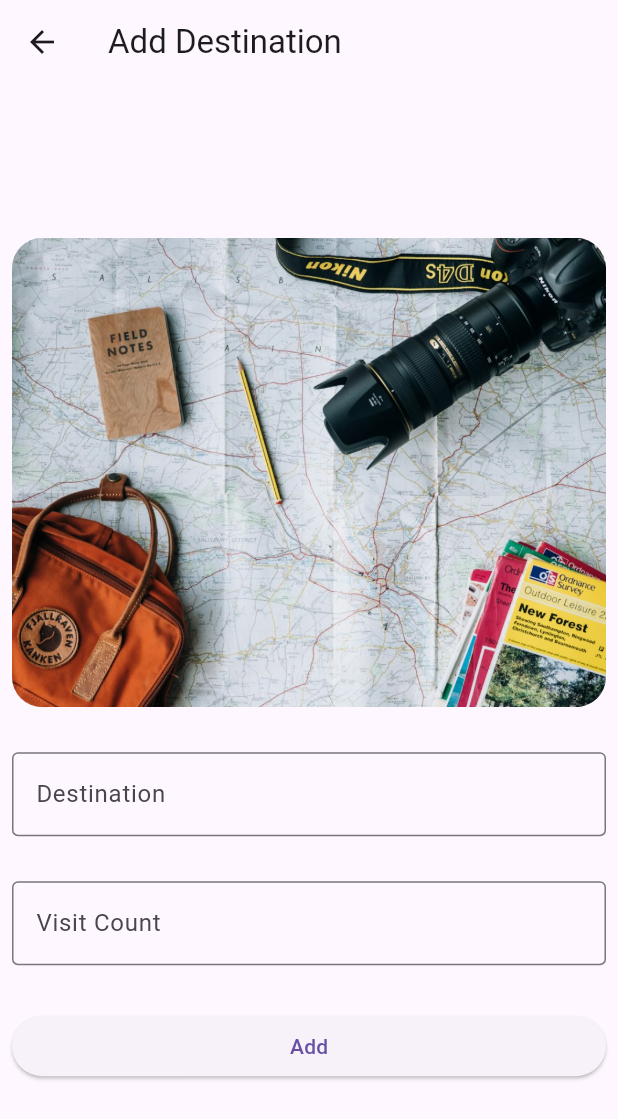
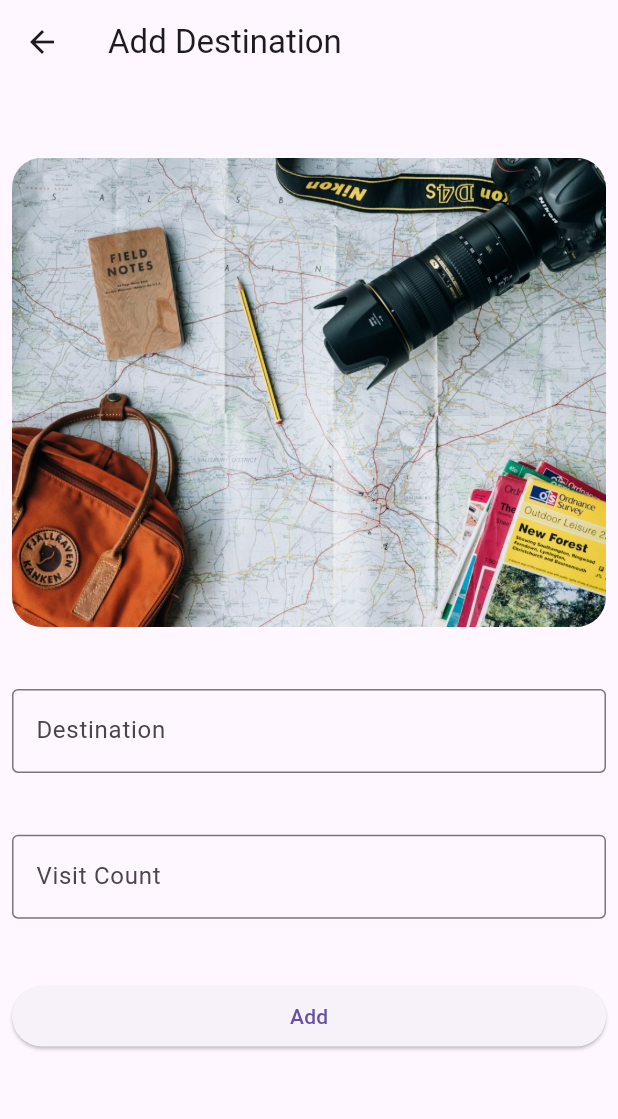
Before and after one commit to yasinertekin/Destination-Tracker, a Flutter app: the AddDestinationView screen opened by its route, on a phone screen of 412 x 824 dp. Shown: the top 1119 px of the screen. Run offline on Flutter 3.47's test engine with Material 3 defaults, Android fonts, the light colour scheme and no system bars; our stand-ins replace auto_route, equatable, shared_preferences; accounts and stored records are empty.

Commit message:
Add custom sized box and destination image widget

```diff
--- a/lib/feature/add_destination/view/add_destination_view.dart
+++ b/lib/feature/add_destination/view/add_destination_view.dart
@@ -5,9 +5,11 @@ import 'package:shared_preferences_case/feature/add_destination/mixin/add_destin
 import 'package:shared_preferences_case/feature/visited/view_model/visited_view_model.dart';
 import 'package:shared_preferences_case/product/core/constants/string_constants.dart';
 import 'package:shared_preferences_case/product/model/destination.dart';
+import 'package:shared_preferences_case/product/widget/custom_sized_box.dart';
 
 part 'widget/add_destination_app_bar.dart';
 part 'widget/add_destination_button.dart';
+part 'widget/add_destination_image.dart';
 part 'widget/custom_text_form_field.dart';
 
 @RoutePage()
@@ -26,15 +28,15 @@ final class AddDestinationView extends StatelessWidget
         key: globalKey,
         child: Padding(
           padding: const EdgeInsets.all(8),
-          child: Column(
-            mainAxisAlignment: MainAxisAlignment.center,
+          child: ListView(
             children: [
+              const CustomSizedBox(),
               const _AddDestinationImage(),
-              const SizedBox(height: 30),
+              const CustomSizedBox(),
               CustomTextFormField(
                 controller: nameController,
               ),
-              const SizedBox(height: 30),
+              const CustomSizedBox(),
               CustomTextFormField(
                 controller: visitCountController,
                 textInputAction: TextInputAction.done,
@@ -42,7 +44,7 @@ final class AddDestinationView extends StatelessWidget
                 validatorText: 'Please enter a visit count',
                 keyboardType: TextInputType.number,
               ),
-              const SizedBox(height: 30),
+              const CustomSizedBox(),
               _AddDestinationButton(
                 globalKey: globalKey,
                 nameController: nameController,
@@ -55,17 +57,3 @@ final class AddDestinationView extends StatelessWidget
     );
   }
 }
-
-final class _AddDestinationImage extends StatelessWidget {
-  const _AddDestinationImage();
-
-  @override
-  Widget build(BuildContext context) {
-    return ClipRRect(
-      borderRadius: BorderRadius.circular(20),
-      child: Image.asset(
-        StringConstants.imgTrip,
-      ),
-    );
-  }
-}
--- /dev/null
+++ b/lib/feature/add_destination/view/widget/add_destination_image.dart
@@ -0,0 +1,15 @@
+part of '../add_destination_view.dart';
+
+final class _AddDestinationImage extends StatelessWidget {
+  const _AddDestinationImage();
+
+  @override
+  Widget build(BuildContext context) {
+    return ClipRRect(
+      borderRadius: BorderRadius.circular(20),
+      child: Image.asset(
+        StringConstants.imgTrip,
+      ),
+    );
+  }
+}
--- /dev/null
+++ b/lib/product/widget/custom_sized_box.dart
@@ -0,0 +1,20 @@
+import 'package:flutter/material.dart';
+
+/// CustomSizedBox
+final class CustomSizedBox extends StatelessWidget {
+  /// CustomSizedBox constructor
+  const CustomSizedBox({
+    super.key,
+    this.height = 0.05,
+  });
+
+  /// Height
+  final double height;
+
+  @override
+  Widget build(BuildContext context) {
+    return SizedBox(
+      height: MediaQuery.of(context).size.height * height,
+    );
+  }
+}
```
